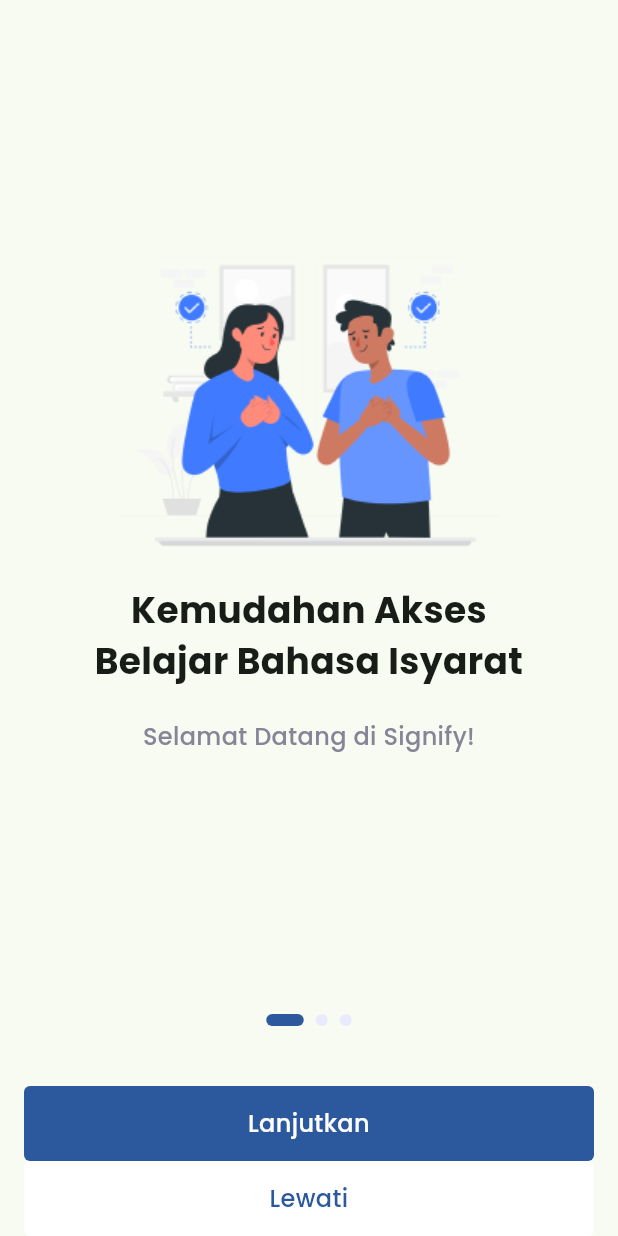
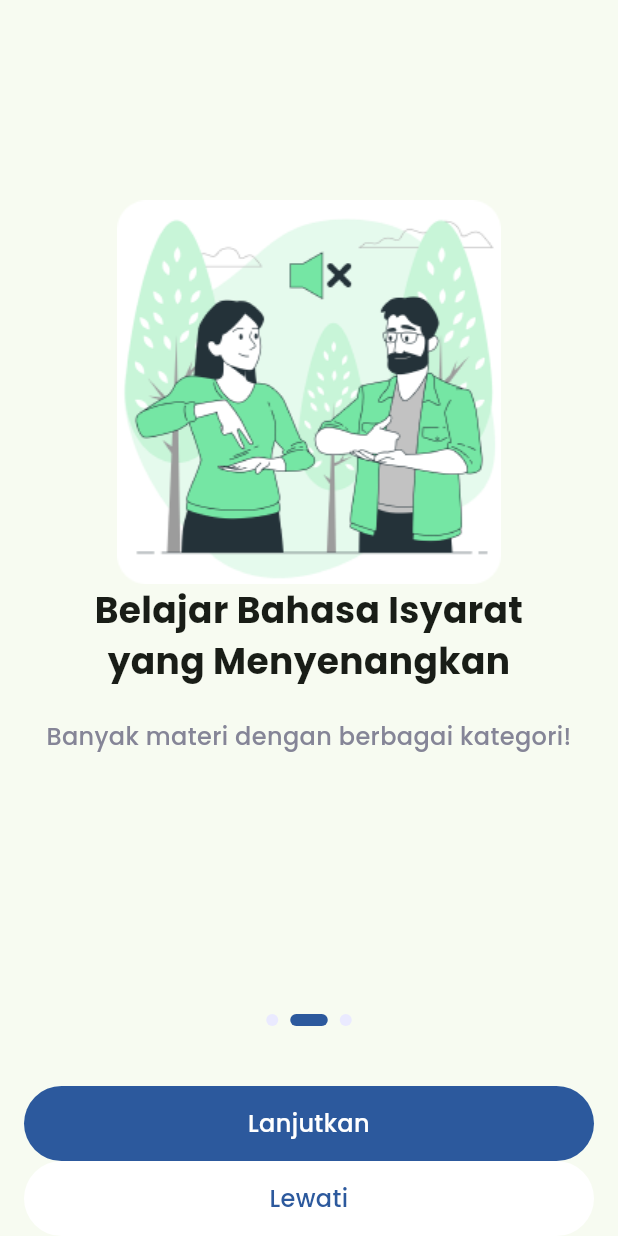
Before and after one commit to ayuaprliia/Flutter-App, a Flutter app: the screen it shows after launch, after a tap on "Lanjutkan", on a phone screen of 412 x 824 dp. Run offline on Flutter 3.47's test engine with Material 3 defaults, Android fonts, the phone set to English and light mode, and no system bars.

```diff
--- a/lib/views/onboarding.dart
+++ b/lib/views/onboarding.dart
@@ -1,3 +1,4 @@
+// ignore: file_names
 import 'package:flutter/material.dart';
 import 'package:tugas1/utility/colors.dart';
 
@@ -118,12 +119,14 @@ class OnboardingViewState extends State<OnboardingView> {
                   padding: const EdgeInsets.symmetric(horizontal:16),
                   child: GestureDetector(
                     onTap: (){
-                      // print("Lanjutkan");
+                      pageController.animateToPage(currentPage+1,
+                      duration: const Duration(milliseconds: 200),
+                      curve: Curves.easeInOut);
                     },
                     child: Container(
                       width: double.infinity,
                       padding: const EdgeInsets.symmetric(vertical:13.5),
-                      decoration: BoxDecoration(color: blueColor, borderRadius: BorderRadius.circular(4)),
+                      decoration: BoxDecoration(color: blueColor, borderRadius: BorderRadius.circular(100)),
                       child:  Text(currentPage == 2 ? "Masuk" : "Lanjutkan",
                       textAlign: TextAlign.center,
                       style: const TextStyle(
@@ -137,12 +140,14 @@ class OnboardingViewState extends State<OnboardingView> {
                 padding: const EdgeInsets.symmetric(horizontal:16),
                 child: GestureDetector(
                   onTap: (){
-                    // print("Lewati");
+                      pageController.animateToPage(2,
+                      duration: const Duration(milliseconds: 200),
+                      curve: Curves.easeInOut);
                   },
                   child: Container(
                     width: double.infinity,
                     padding: const EdgeInsets.symmetric(vertical:13.5),
-                    decoration: BoxDecoration(color:Colors.white, borderRadius: BorderRadius.circular(4)),
+                    decoration: BoxDecoration(color:Colors.white, borderRadius: BorderRadius.circular(100)),
                     child: Text( currentPage == 2 ? "Daftar" : "Lewati",
                     textAlign: TextAlign.center,
                     style: TextStyle(
@@ -153,8 +158,6 @@ class OnboardingViewState extends State<OnboardingView> {
             )
               ],
             ),
-
-
           ],
         ),
       ),
```
